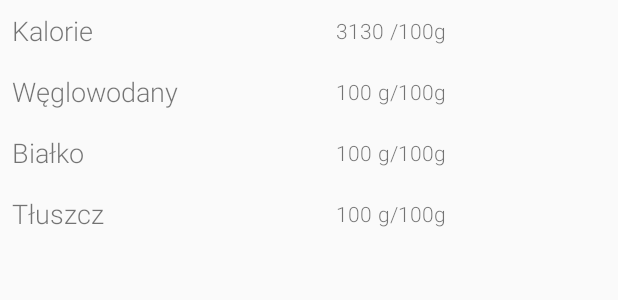
After one commit to lgosek/EasyFit, an Android app: the layout dialog_simple_product.xml on its own in the app's theme, with its tools: preview values and no code run, on a phone screen of 412 x 824 dp. The commit adds this screen. Shown: the top 300 px of the screen. Run offline under Robolectric (Android 15) with nearby library versions, the phone set to English and light mode, and no system bars.

Commit message:
Handled onClicks in products and meals (showing details)

```diff
--- a/app/src/main/java/com/example/easyfit/apiConnector/JsonPlaceHolderApi.java
+++ b/app/src/main/java/com/example/easyfit/apiConnector/JsonPlaceHolderApi.java
@@ -66,5 +66,8 @@ public interface JsonPlaceHolderApi {
     @POST("/eatenComplexMeal")
     Call<Void>saveEatenComplexMeal(@Body NewEatenComplexMeal meal);
 
+    @GET("/complexMealDetailed/{id}")
+    Call<ComplexMealDetailed>getComplexMealDetailed(@Path("id") int id);
+
 
 }
--- /dev/null
+++ b/app/src/main/res/layout/dialog_simple_product.xml
@@ -0,0 +1,134 @@
+<?xml version="1.0" encoding="utf-8"?>
+<android.support.constraint.ConstraintLayout
+    xmlns:android="http://schemas.android.com/apk/res/android"
+    xmlns:app="http://schemas.android.com/apk/res-auto"
+    xmlns:tools="http://schemas.android.com/tools"
+    android:layout_width="wrap_content"
+    android:layout_height="wrap_content">
+
+    <TextView
+        android:id="@+id/textView35"
+        android:layout_width="wrap_content"
+        android:layout_height="wrap_content"
+        android:text="@string/in100g"
+        app:layout_constraintBottom_toBottomOf="@+id/textView28"
+        app:layout_constraintEnd_toEndOf="@+id/textView30"
+        app:layout_constraintTop_toTopOf="@+id/textView28" />
+
+    <TextView
+        android:id="@+id/textView33"
+        android:layout_width="wrap_content"
+        android:layout_height="wrap_content"
+        android:text="@string/in100g"
+        app:layout_constraintBottom_toBottomOf="@+id/textView27"
+        app:layout_constraintEnd_toEndOf="@+id/textView30"
+        app:layout_constraintTop_toTopOf="@+id/textView27" />
+
+    <TextView
+        android:id="@+id/textView28"
+        android:layout_width="wrap_content"
+        android:layout_height="wrap_content"
+        android:layout_marginTop="16dp"
+        android:text="@string/proteins"
+        android:textSize="18sp"
+        app:layout_constraintStart_toStartOf="@+id/textView26"
+        app:layout_constraintTop_toBottomOf="@+id/textView25" />
+
+    <TextView
+        android:id="@+id/textView27"
+        android:layout_width="wrap_content"
+        android:layout_height="wrap_content"
+        android:layout_marginTop="16dp"
+        android:layout_marginBottom="8dp"
+        android:text="@string/fat"
+        android:textSize="18sp"
+        app:layout_constraintBottom_toBottomOf="parent"
+        app:layout_constraintStart_toStartOf="@+id/textView26"
+        app:layout_constraintTop_toBottomOf="@+id/textView28" />
+
+    <TextView
+        android:id="@+id/textView26"
+        android:layout_width="wrap_content"
+        android:layout_height="wrap_content"
+        android:layout_marginStart="8dp"
+        android:layout_marginLeft="8dp"
+        android:layout_marginTop="8dp"
+        android:text="@string/calories"
+        android:textSize="18sp"
+        app:layout_constraintStart_toStartOf="parent"
+        app:layout_constraintTop_toTopOf="parent" />
+
+    <TextView
+        android:id="@+id/textView25"
+        android:layout_width="wrap_content"
+        android:layout_height="wrap_content"
+        android:layout_marginTop="16dp"
+        android:text="@string/carbs"
+        android:textSize="18sp"
+        app:layout_constraintStart_toStartOf="@+id/textView26"
+        app:layout_constraintTop_toBottomOf="@+id/textView26" />
+
+    <TextView
+        android:id="@+id/simpleProductDialogCalories"
+        android:layout_width="wrap_content"
+        android:layout_height="wrap_content"
+        android:layout_marginStart="105dp"
+        android:layout_marginLeft="105dp"
+        android:text="@string/placeholder1"
+        app:layout_constraintBottom_toBottomOf="@+id/textView26"
+        app:layout_constraintStart_toEndOf="@+id/textView25"
+        app:layout_constraintTop_toTopOf="@+id/textView26" />
+
+    <TextView
+        android:id="@+id/textView30"
+        android:layout_width="wrap_content"
+        android:layout_height="wrap_content"
+        android:layout_marginStart="4dp"
+        android:layout_marginLeft="4dp"
+        android:text="@string/kcalin100g"
+        app:layout_constraintBottom_toBottomOf="@+id/simpleProductDialogCalories"
+        app:layout_constraintStart_toEndOf="@+id/simpleProductDialogCalories"
+        app:layout_constraintTop_toTopOf="@+id/simpleProductDialogCalories" />
+
+    <TextView
+        android:id="@+id/textView31"
+        android:layout_width="wrap_content"
+        android:layout_height="wrap_content"
+        android:text="@string/in100g"
+        app:layout_constraintBottom_toBottomOf="@+id/textView25"
+        app:layout_constraintEnd_toEndOf="@+id/textView30"
+        app:layout_constraintTop_toTopOf="@+id/textView25" />
+
+    <TextView
+        android:id="@+id/simpleProductDialogCarbs"
+        android:layout_width="wrap_content"
+        android:layout_height="wrap_content"
+        android:layout_marginEnd="4dp"
+        android:layout_marginRight="4dp"
+        android:text="@string/placeholder100"
+        app:layout_constraintBottom_toBottomOf="@+id/textView31"
+        app:layout_constraintEnd_toStartOf="@+id/textView31"
+        app:layout_constraintTop_toTopOf="@+id/textView31" />
+
+    <TextView
+        android:id="@+id/simpleProductDialogProteins"
+        android:layout_width="wrap_content"
+        android:layout_height="wrap_content"
+        android:layout_marginEnd="4dp"
+        android:layout_marginRight="4dp"
+        android:text="@string/placeholder100"
+        app:layout_constraintBottom_toBottomOf="@+id/textView35"
+        app:layout_constraintEnd_toStartOf="@+id/textView35"
+        app:layout_constraintTop_toTopOf="@+id/textView35" />
+
+    <TextView
+        android:id="@+id/simpleProductDialogFat"
+        android:layout_width="wrap_content"
+        android:layout_height="wrap_content"
+        android:layout_marginEnd="4dp"
+        android:layout_marginRight="4dp"
+        android:text="@string/placeholder100"
+        app:layout_constraintBottom_toBottomOf="@+id/textView33"
+        app:layout_constraintEnd_toStartOf="@+id/textView33"
+        app:layout_constraintTop_toTopOf="@+id/textView33" />
+</android.support.constraint.ConstraintLayout>
--- a/app/src/main/res/layout/meal_ingredient.xml
+++ b/app/src/main/res/layout/meal_ingredient.xml
@@ -14,7 +14,7 @@
         android:layout_marginTop="8dp"
         android:layout_marginBottom="8dp"
         android:text="TextView"
-        android:textSize="26sp"
+        android:textSize="18sp"
         app:layout_constraintBottom_toBottomOf="parent"
         app:layout_constraintEnd_toEndOf="parent"
         app:layout_constraintHorizontal_bias="0.0"
--- a/app/src/main/res/layout/simple_product.xml
+++ b/app/src/main/res/layout/simple_product.xml
@@ -9,16 +9,18 @@
 
     <TextView
         android:id="@+id/simpleProductName"
-        android:layout_width="wrap_content"
+        android:layout_width="0dp"
         android:layout_height="wrap_content"
         android:layout_marginStart="12dp"
         android:layout_marginLeft="12dp"
         android:layout_marginTop="8dp"
+        android:layout_marginEnd="12dp"
+        android:layout_marginRight="12dp"
         android:layout_marginBottom="8dp"
         android:text="TextView"
         android:textSize="22sp"
         app:layout_constraintBottom_toBottomOf="parent"
-        app:layout_constraintEnd_toEndOf="parent"
+        app:layout_constraintEnd_toStartOf="@+id/simpleProductCalories"
         app:layout_constraintHorizontal_bias="0.0"
         app:layout_constraintStart_toStartOf="parent"
         app:layout_constraintTop_toTopOf="parent" />
--- a/app/src/main/res/values/strings.xml
+++ b/app/src/main/res/values/strings.xml
@@ -65,6 +65,7 @@
     <string name="kcalin100g">/100g</string>
     <string name="in100g">g/100g</string>
     <string name="kcal">kcal</string>
+    <string name="close">zamknij</string>
 
     <string-array name="simpleProducts">
         <item>Ogórek</item>
```
Also changed, not shown: app/src/main/java/com/example/easyfit/adapters/ComplexMealIngredientsAdapter.java (added, +63 -0 lines), app/src/main/java/com/example/easyfit/adapters/MealsAdapter.java (+9 -0 lines), app/src/main/java/com/example/easyfit/adapters/SimpleProductsAdapter.java (+8 -0 lines), app/src/main/java/com/example/easyfit/apiConnector/ComplexMealDetailed.java (added, +21 -0 lines), app/src/main/java/com/example/easyfit/apiConnector/ComplexMealDetailedIngredient.java (added, +19 -0 lines), app/src/main/java/com/example/easyfit/dialogs/MealDialog.java (added, +104 -0 lines), app/src/main/java/com/example/easyfit/dialogs/SimpleProductDialog.java (added, +55 -0 lines), app/src/main/res/layout/dialog_meal.xml (added, +17 -0 lines), app/src/main/res/layout/meal.xml (+20 -6 lines).
